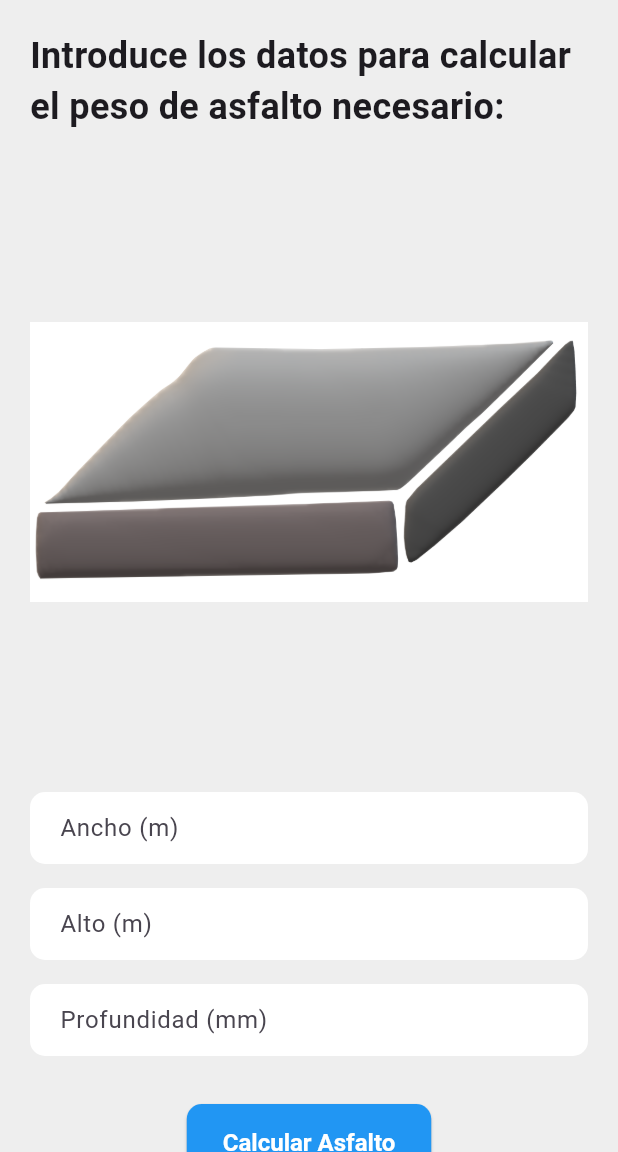
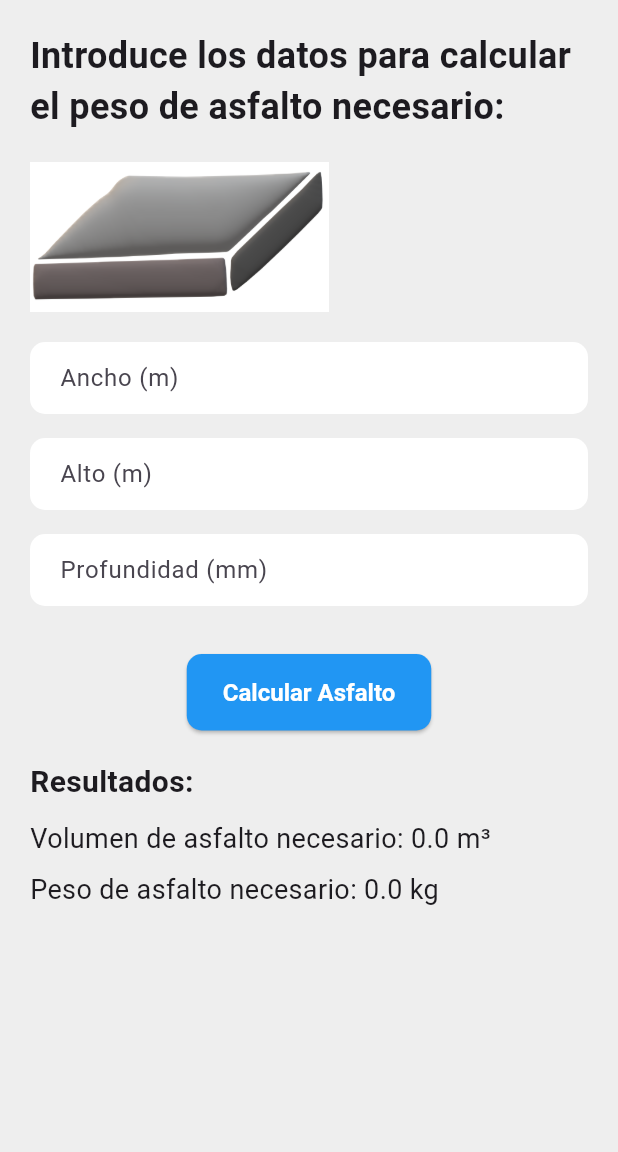
Before and after one commit to mgascons/calculadora_asfalto, a Flutter app: the screen it shows after launch, on a phone screen of 412 x 824 dp, the part 84-1236 px from its top. Run offline on Flutter 3.47's test engine with Material 3 defaults, Android fonts, the phone set to English and light mode, and no system bars.

Commit message:
commit 2

```diff
--- a/lib/main.dart
+++ b/lib/main.dart
@@ -104,7 +104,7 @@ class _MyHomePageState extends State<MyHomePage> {
                 SizedBox(height: 20),
                 Image.asset(
                   'assets/images/explicacion.png',
-                  height: 400, // Ajusta el tamaño según sea necesario
+                  height: 100, // Ajusta el tamaño según sea necesario
                 ),
                 SizedBox(height: 20),
                 TextFormField(
```
Also changed, not shown: firebase.json, 1 other file.
